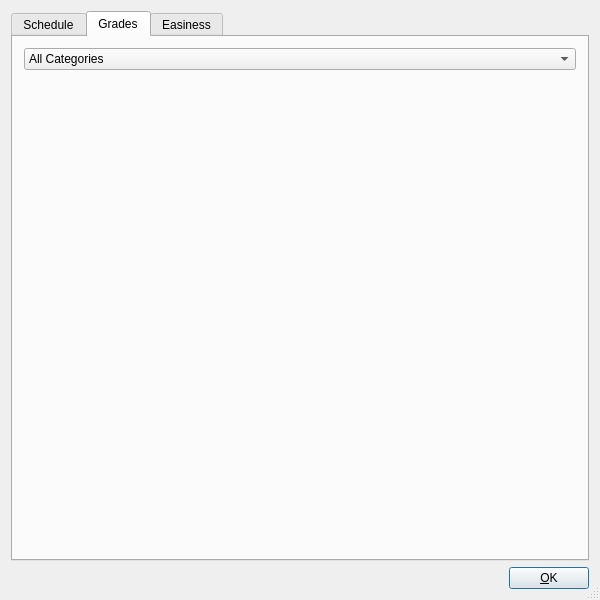
Old version of the form mnemosyne/mnemosyne/pyqt_ui/statistics_dlg.ui in the repository vasvlad/pomni.
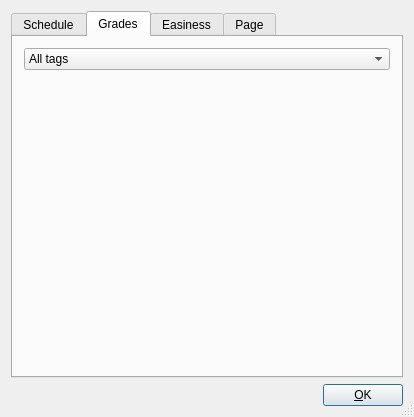
New version of the form. The open tabs and pages were chosen to show the change.

Commit message: Start rework statistics architecture.

```diff
--- a/mnemosyne/mnemosyne/pyqt_ui/statistics_dlg.ui
+++ b/mnemosyne/mnemosyne/pyqt_ui/statistics_dlg.ui
@@ -6,8 +6,8 @@
    <rect>
     <x>0</x>
     <y>0</y>
-    <width>600</width>
-    <height>600</height>
+    <width>414</width>
+    <height>417</height>
    </rect>
   </property>
   <property name="sizePolicy">
@@ -88,7 +88,7 @@
         <widget class="QComboBox" name="grades_combo">
          <item>
           <property name="text">
-           <string>All Categories</string>
+           <string>All tags</string>
           </property>
          </item>
         </widget>
@@ -124,6 +124,11 @@
        </item>
       </layout>
      </widget>
+     <widget class="QWidget" name="tab">
+      <attribute name="title">
+       <string>Page</string>
+      </attribute>
+     </widget>
     </widget>
    </item>
    <item>
```
Left out of the diff: 10 changed lines with no effect on the pictures. The commit also changes 7 other files.
